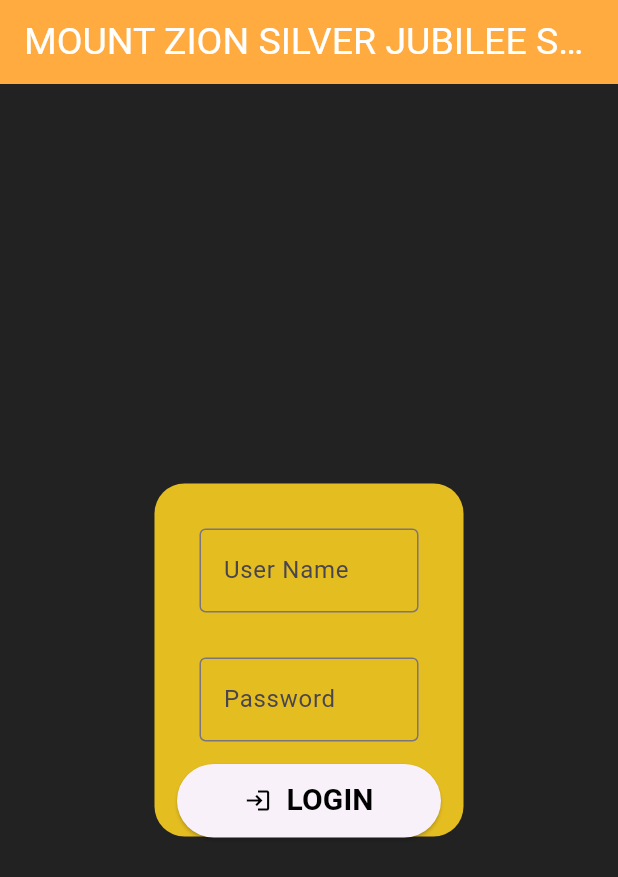
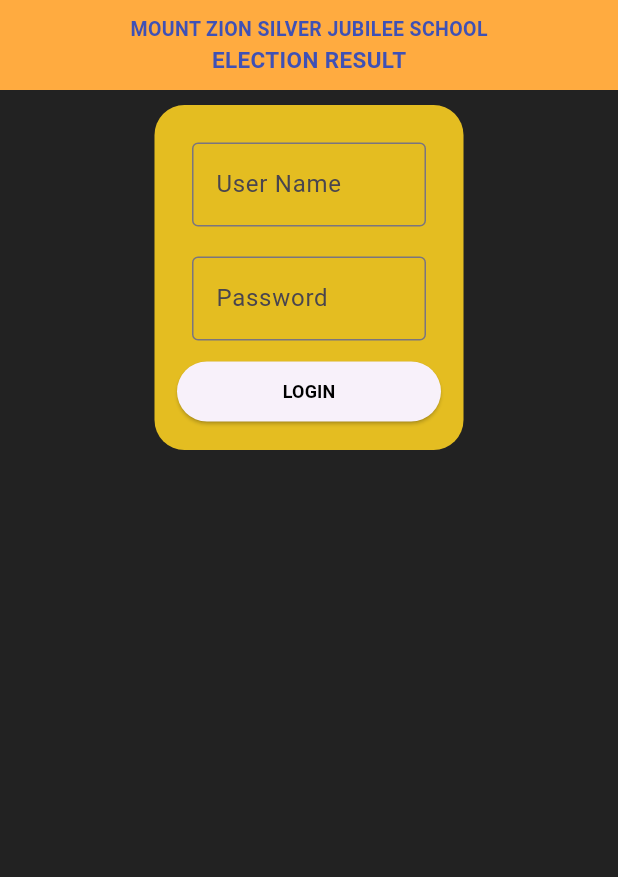
Before and after one commit to Arun-Arunagiri/Election, a Flutter app: the screen it shows after launch, on a phone screen of 412 x 824 dp. Shown: the top 877 px of the screen. Run offline on Flutter 3.47's test engine with Material 3 defaults, Android fonts, the light colour scheme and no system bars; our stand-ins replace firebase_core, firebase_database; accounts and stored records are empty.

Commit message:
Initial commit

```diff
--- a/lib/homepage.dart
+++ b/lib/homepage.dart
@@ -90,7 +90,7 @@ class _HomepageState extends State<Homepage> {
               child: SingleChildScrollView(
                 child: Text(
                   "$name\n$vname",
-                  style: TextStyle(color: Colors.black, fontSize: 15, fontWeight: FontWeight.bold),
+                  style: TextStyle(color: Colors.black, fontSize: 12, fontWeight: FontWeight.bold),
                 ),
               ),
             ),
--- a/lib/loginpage.dart
+++ b/lib/loginpage.dart
@@ -4,13 +4,14 @@ import 'package:flutter/cupertino.dart';
 import 'package:flutter/material.dart';
 import 'package:firebase_core/firebase_core.dart';
 import 'package:firebase_database/firebase_database.dart';
+import 'package:flutter/widgets.dart';
 import 'firebase_options.dart';
 
 class Loginpage extends StatelessWidget {
    Loginpage({super.key});
 
   final String uname = "admin";
-  final String password="SuperNova@4724";
+  final String password="SuperNova&4724";
 
   final unamecontroller =TextEditingController();
   final passwordcontroller=TextEditingController();
@@ -20,16 +21,29 @@ class Loginpage extends StatelessWidget {
   Widget build(BuildContext context) {
     return Scaffold(
       backgroundColor: Colors.black87,
-      appBar: AppBar(
-        title: Text("MOUNT ZION SILVER JUBILEE SCHOOL ELECTION RESULT",
-        style: TextStyle(color: Colors.white,fontSize: 25.0),),
-        backgroundColor: Colors.orangeAccent,
-        centerTitle: true,
+
+
+      body: Column(
+        children: [
+          Padding(
+            padding: const EdgeInsets.only(bottom: 10),
+            child: Container(
+              height: 60,
+              width: MediaQuery.sizeOf(context).width,
+              child: Column(
+                mainAxisAlignment: MainAxisAlignment.center,
+                children: [
+                  Text("MOUNT ZION SILVER JUBILEE SCHOOL", style: TextStyle(color: Colors.indigo, fontSize: 13,fontWeight: FontWeight.bold)),
+                  Text("ELECTION RESULT", style: TextStyle(color: Colors.indigo, fontSize: 15,fontWeight: FontWeight.bold)),
+                ],
               ),
-
-      body: Center(
-        child: Container(
-          height: MediaQuery.of(context).size.height/3.5,
+              decoration: BoxDecoration(
+                  color: Colors.orangeAccent
+              ),
+            ),
+          ),
+          Container(
+            // height: MediaQuery.of(context).size.height/3.5,
             width: MediaQuery.of(context).size.width/2,
             decoration: BoxDecoration(
               borderRadius: BorderRadius.circular(20.0),
@@ -40,7 +54,7 @@ class Loginpage extends StatelessWidget {
                 child: Column(
                   children: <Widget>[
                     Padding(
-                    padding: EdgeInsets.all(15),
+                      padding: EdgeInsets.all(10),
                       child: TextField(
 
                         controller: unamecontroller,
@@ -53,7 +67,7 @@ class Loginpage extends StatelessWidget {
                       ),
                     ),
                     Padding(
-                    padding: EdgeInsets.all(15),
+                      padding: EdgeInsets.all(10),
                       child: TextField(
                         controller: passwordcontroller,
                         obscureText: true,
@@ -68,16 +82,16 @@ class Loginpage extends StatelessWidget {
 
 
                       child: Padding(
-                      padding: const EdgeInsets.only(top: 10.0,bottom: 10.0,left: 20.0,right: 20.0),
+                        padding: const EdgeInsets.only(top: 10.0,bottom: 10.0,left: 5.0,right: 5.0),
                         child: Row(
                           mainAxisAlignment: MainAxisAlignment.center,
                           children: [
 
-                          Icon(Icons.login,color: Colors.black,),
-                          SizedBox(width: 10.0,),
+                            // Icon(Icons.login,color: Colors.black,),
+                            // SizedBox(width: 10.0,),
                             Text("LOGIN",style: TextStyle(
                               fontWeight: FontWeight.bold,
-                            fontSize: 20.0,
+                              fontSize: 12.0,
                               color: Colors.black
 
                             ),)
@@ -100,6 +114,7 @@ class Loginpage extends StatelessWidget {
 
 
                     ),
+        ],
       ),
 
 
```
Lines whose indentation alone changed are shown as unchanged.
